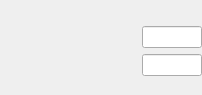
Before: the Qt Designer form src/components/RouteAnalyser/LatencyRibbonGroup.ui in nedrysoft/pingnoo, drawn with Qt 5.
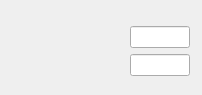
After: the same form once the commit is applied. Custom widgets are drawn as their Qt base class.

Diff of the .ui file:
```diff
--- a/src/components/RouteAnalyser/LatencyRibbonGroup.ui
+++ b/src/components/RouteAnalyser/LatencyRibbonGroup.ui
@@ -10,6 +10,18 @@
     <height>95</height>
    </rect>
   </property>
+  <property name="sizePolicy">
+   <sizepolicy hsizetype="Preferred" vsizetype="Preferred">
+    <horstretch>0</horstretch>
+    <verstretch>0</verstretch>
+   </sizepolicy>
+  </property>
+  <property name="minimumSize">
+   <size>
+    <width>170</width>
+    <height>0</height>
+   </size>
+  </property>
   <property name="windowTitle">
    <string>LatencyRibbonGroup</string>
   </property>
@@ -50,7 +62,7 @@
        </property>
        <property name="maximumSize">
         <size>
-         <width>16777215</width>
+         <width>100</width>
          <height>19</height>
         </size>
        </property>
@@ -95,7 +107,7 @@
        </property>
        <property name="maximumSize">
         <size>
-         <width>16777215</width>
+         <width>100</width>
          <height>19</height>
         </size>
        </property>
@@ -143,7 +155,7 @@
        </property>
        <property name="maximumSize">
         <size>
-         <width>16777215</width>
+         <width>100</width>
          <height>19</height>
         </size>
        </property>
```
